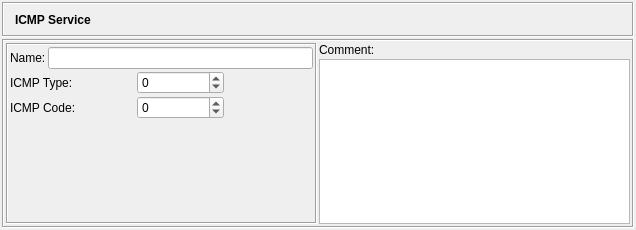
First picture: the form in src/gui/icmpservicedialog_q.ui, repository fwbuilder/fwbuilder, before the edit.
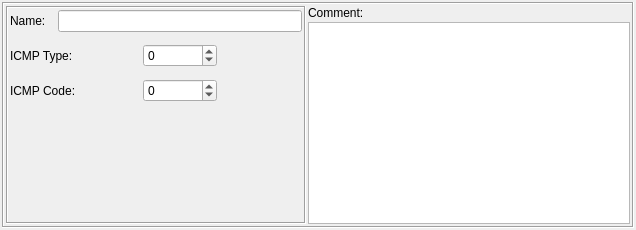
Second picture: the form after the edit. Icons and pictures are not drawn.

Commit message: fixes #491, #501 dialog layout fixes to make them look more consistent, using widget promotion feature in Designer to build stack of editor dialogs in the bottom panel of the main window instead of building them at run time

```diff
--- a/src/gui/icmpservicedialog_q.ui
+++ b/src/gui/icmpservicedialog_q.ui
@@ -26,33 +26,15 @@
     <number>2</number>
    </property>
    <property name="spacing" >
-    <number>2</number>
+    <number>-1</number>
    </property>
    <item row="0" column="0" >
     <layout class="QVBoxLayout" >
      <property name="spacing" >
-      <number>2</number>
-     </property>
-     <property name="margin" >
-      <number>0</number>
+      <number>-1</number>
      </property>
      <item>
-      <widget class="QFrame" name="frame3" >
-       <property name="sizePolicy" >
-        <sizepolicy vsizetype="Fixed" hsizetype="Preferred" >
-         <horstretch>0</horstretch>
-         <verstretch>0</verstretch>
-        </sizepolicy>
-       </property>
-       <property name="minimumSize" >
-        <size>
-         <width>16</width>
-         <height>35</height>
-        </size>
-       </property>
-       <property name="autoFillBackground" >
-        <bool>true</bool>
-       </property>
+      <widget class="QFrame" name="frame7" >
        <property name="frameShape" >
         <enum>QFrame::Box</enum>
        </property>
@@ -60,61 +42,23 @@
         <enum>QFrame::Sunken</enum>
        </property>
        <layout class="QGridLayout" >
-        <property name="margin" >
-         <number>2</number>
-        </property>
-        <property name="spacing" >
-         <number>2</number>
-        </property>
-        <item row="0" column="2" >
-         <widget class="QLabel" name="editorTitle" >
-          <property name="font" >
-           <font>
-            <weight>75</weight>
-            <bold>true</bold>
-           </font>
-          </property>
-          <property name="text" >
-           <string>ICMP Service</string>
-          </property>
-          <property name="wordWrap" >
-           <bool>false</bool>
-          </property>
-         </widget>
-        </item>
-        <item row="0" column="1" >
-         <widget class="QLabel" name="editorLabel" >
+        <item rowspan="2" row="0" column="0" >
+         <widget class="QFrame" name="frame30" >
           <property name="sizePolicy" >
-           <sizepolicy vsizetype="Preferred" hsizetype="Maximum" >
+           <sizepolicy vsizetype="Preferred" hsizetype="Fixed" >
             <horstretch>0</horstretch>
             <verstretch>0</verstretch>
            </sizepolicy>
           </property>
-          <property name="text" >
-           <string/>
+          <property name="minimumSize" >
+           <size>
+            <width>300</width>
+            <height>0</height>
+           </size>
           </property>
-          <property name="pixmap" >
-           <pixmap resource="MainRes.qrc" >:/Icons/ICMPService/icon</pixmap>
-          </property>
-         </widget>
-        </item>
-       </layout>
-      </widget>
-     </item>
-     <item>
-      <widget class="QFrame" name="frame7" >
-       <property name="frameShape" >
-        <enum>QFrame::Box</enum>
-       </property>
-       <property name="frameShadow" >
-        <enum>QFrame::Sunken</enum>
-       </property>
-       <layout class="QGridLayout" >
-        <item rowspan="2" row="0" column="0" >
-         <widget class="QFrame" name="frame30" >
           <property name="maximumSize" >
            <size>
-            <width>16777215</width>
+            <width>300</width>
             <height>16777215</height>
            </size>
           </property>
@@ -125,6 +69,9 @@
            <enum>QFrame::Sunken</enum>
           </property>
           <layout class="QGridLayout" >
+           <property name="spacing" >
+            <number>12</number>
+           </property>
            <item row="0" column="0" >
             <widget class="QLabel" name="textLabel1" >
              <property name="sizePolicy" >
```
The commit also changes 49 other files.
